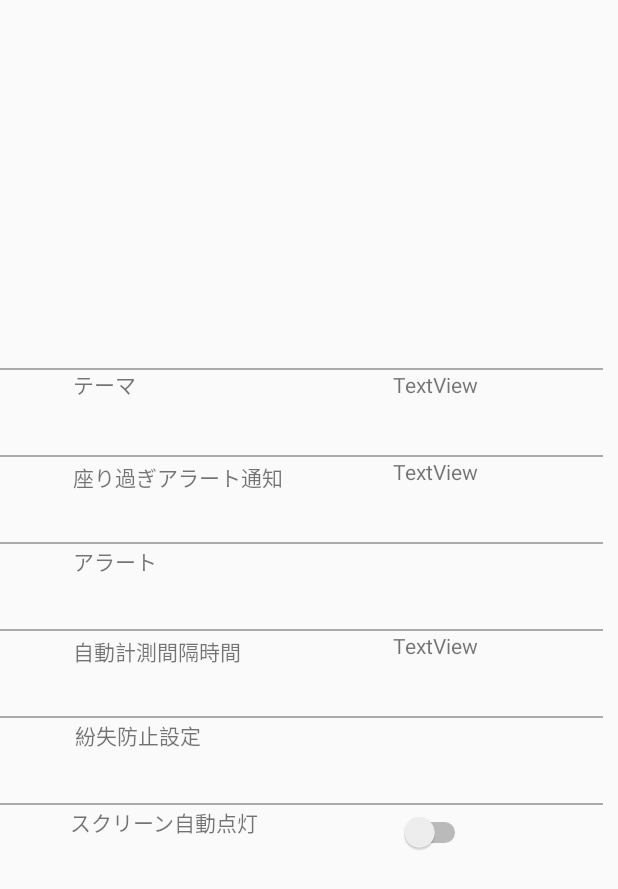
After one commit to sunhe17/QTHealth_Android, an Android app: the layout activity_device_setting.xml on its own in the app's theme, with its tools: preview values and no code run, on a phone screen of 412 x 824 dp. The commit adds this screen. Shown: the top 889 px of the screen. Run offline under Robolectric (Android 15) with nearby library versions, the phone set to English and light mode, and no system bars.

```diff
--- a/app/src/main/java/qoi/myhealth/Ble/BleManager.kt
+++ b/app/src/main/java/qoi/myhealth/Ble/BleManager.kt
@@ -187,8 +187,7 @@ object BleManager {
 
     //デバイス切断
     fun disconnectToDevice(){
-        mGatt!!.close();
-        mGatt = null;
+        mGatt!!.disconnect();
     }
 
 }
--- a/app/src/main/java/qoi/myhealth/Ble/C18/C18Delegate.kt
+++ b/app/src/main/java/qoi/myhealth/Ble/C18/C18Delegate.kt
@@ -106,7 +106,7 @@ class C18Delegate(mGatt: BluetoothGatt) :
                 val tKey = C18_Setting_Key.getKey(tKey)
                 when (tKey) {
                     C18_Setting_Key.Time,C18_Setting_Key.Antilose,C18_Setting_Key.UserInfo,C18_Setting_Key.LongSite,C18_Setting_Key.DisplayBright,
-                    C18_Setting_Key.RaiseScreen,C18_Setting_Key.HeartAlarm,C18_Setting_Key.ReSet,C18_Setting_Key.Language,C18_Setting_Key.HandWear,
+                    C18_Setting_Key.RaiseScreen,C18_Setting_Key.HeartAlarm,C18_Setting_Key.HeartAutoMode,C18_Setting_Key.ReSet,C18_Setting_Key.Language,C18_Setting_Key.HandWear,
                     C18_Setting_Key.BloodRange,C18_Setting_Key.MainTheme,C18_Setting_Key.SkinColor,C18_Setting_Key.SleepMode-> {
                         val subData = buffData.array().copyOfRange(tOffset,tOffset + (tDataLen - 6))
                         val result = C18Hepler.dealAckCode(subData)
--- /dev/null
+++ b/app/src/main/res/layout/activity_device_setting.xml
@@ -0,0 +1,301 @@
+<?xml version="1.0" encoding="utf-8"?>
+<androidx.constraintlayout.widget.ConstraintLayout xmlns:android="http://schemas.android.com/apk/res/android"
+    xmlns:app="http://schemas.android.com/apk/res-auto"
+    xmlns:tools="http://schemas.android.com/tools"
+    android:layout_width="match_parent"
+    android:layout_height="match_parent"
+    tools:context=".DeviceSettingActivity">
+
+
+    <ScrollView
+        android:layout_width="429dp"
+        android:layout_height="330dp"
+        app:layout_constraintBottom_toBottomOf="parent"
+        app:layout_constraintEnd_toEndOf="parent"
+        app:layout_constraintStart_toStartOf="parent"
+        app:layout_constraintTop_toTopOf="parent"
+        app:layout_constraintVertical_bias="0.497">
+
+
+        <androidx.constraintlayout.widget.ConstraintLayout
+            android:layout_width="match_parent"
+            android:layout_height="wrap_content">
+
+            <!--テーマ-->
+            <androidx.constraintlayout.widget.ConstraintLayout
+                android:id="@+id/deviceTheme"
+                android:layout_width="410dp"
+                android:layout_height="58dp"
+
+                tools:ignore="MissingConstraints"
+                tools:layout_editor_absoluteX="2dp">
+
+                <TextView
+                    android:layout_width="153dp"
+                    android:layout_height="61dp"
+                    android:text="テーマ"
+                    app:layout_constraintBottom_toBottomOf="parent"
+                    app:layout_constraintEnd_toStartOf="@+id/themeVal"
+                    app:layout_constraintHorizontal_bias="0.487"
+                    app:layout_constraintStart_toStartOf="parent"
+                    app:layout_constraintTop_toTopOf="parent"
+                    app:layout_constraintVertical_bias="0.333" />
+
+                <TextView
+                    android:id="@+id/themeVal"
+                    android:layout_width="140dp"
+                    android:layout_height="56dp"
+                    android:text="TextView"
+                    app:layout_constraintBottom_toBottomOf="parent"
+                    app:layout_constraintEnd_toEndOf="parent"
+                    app:layout_constraintTop_toTopOf="parent" />
+
+                <View
+                    android:layout_width="fill_parent"
+                    android:layout_height="1dp"
+                    android:background="@android:color/darker_gray" />
+
+            </androidx.constraintlayout.widget.ConstraintLayout>
+
+
+            <!--座り過ぎアラート通知-->
+            <androidx.constraintlayout.widget.ConstraintLayout
+                android:id="@+id/longSite"
+                android:layout_width="410dp"
+                android:layout_height="58dp"
+                app:layout_constraintTop_toBottomOf="@+id/deviceTheme"
+                tools:ignore="MissingConstraints"
+                tools:layout_editor_absoluteX="2dp">
+
+                <TextView
+                    android:layout_width="155dp"
+                    android:layout_height="54dp"
+                    android:text="座り過ぎアラート通知"
+                    app:layout_constraintBottom_toBottomOf="parent"
+                    app:layout_constraintEnd_toStartOf="@+id/longSiteVal"
+                    app:layout_constraintHorizontal_bias="0.492"
+                    app:layout_constraintStart_toStartOf="parent"
+                    app:layout_constraintTop_toTopOf="parent"
+                    app:layout_constraintVertical_bias="1.0" />
+
+                <TextView
+                    android:id="@+id/longSiteVal"
+                    android:layout_width="140dp"
+                    android:layout_height="56dp"
+                    android:text="TextView"
+                    app:layout_constraintBottom_toBottomOf="parent"
+                    app:layout_constraintEnd_toEndOf="parent"
+                    app:layout_constraintTop_toTopOf="parent" />
+
+                <View
+                    android:layout_width="fill_parent"
+                    android:layout_height="1dp"
+                    android:background="@android:color/darker_gray" />
+
+            </androidx.constraintlayout.widget.ConstraintLayout>
+
+
+            <!--アラート-->
+            <androidx.constraintlayout.widget.ConstraintLayout
+                android:id="@+id/alert"
+                android:layout_width="410dp"
+                android:layout_height="58dp"
+                app:layout_constraintTop_toBottomOf="@+id/longSite"
+                tools:ignore="MissingConstraints"
+                tools:layout_editor_absoluteX="2dp">
+
+                <TextView
+                    android:layout_width="155dp"
+                    android:layout_height="54dp"
+                    android:text="アラート"
+                    app:layout_constraintBottom_toBottomOf="parent"
+                    app:layout_constraintEnd_toEndOf="parent"
+                    app:layout_constraintHorizontal_bias="0.223"
+                    app:layout_constraintStart_toStartOf="parent"
+                    app:layout_constraintTop_toTopOf="parent" />
+
+                <View
+                    android:layout_width="fill_parent"
+                    android:layout_height="1dp"
+                    android:background="@android:color/darker_gray" />
+
+            </androidx.constraintlayout.widget.ConstraintLayout>
+
+
+            <!--自動計測間隔時間-->
+            <androidx.constraintlayout.widget.ConstraintLayout
+                android:id="@+id/autoInterval"
+                android:layout_width="410dp"
+                android:layout_height="58dp"
+                app:layout_constraintTop_toBottomOf="@+id/alert"
+                tools:ignore="MissingConstraints"
+                tools:layout_editor_absoluteX="2dp">
+
+                <TextView
+                    android:layout_width="155dp"
+                    android:layout_height="54dp"
+                    android:text="自動計測間隔時間"
+                    app:layout_constraintBottom_toBottomOf="parent"
+                    app:layout_constraintEnd_toStartOf="@+id/autoIntervalVal"
+                    app:layout_constraintHorizontal_bias="0.492"
+                    app:layout_constraintStart_toStartOf="parent"
+                    app:layout_constraintTop_toTopOf="parent"
+                    app:layout_constraintVertical_bias="1.0" />
+
+                <TextView
+                    android:id="@+id/autoIntervalVal"
+                    android:layout_width="140dp"
+                    android:layout_height="56dp"
+                    android:text="TextView"
+                    app:layout_constraintBottom_toBottomOf="parent"
+                    app:layout_constraintEnd_toEndOf="parent"
+                    app:layout_constraintTop_toTopOf="parent" />
+
+                <View
+                    android:layout_width="fill_parent"
+                    android:layout_height="1dp"
+                    android:background="@android:color/darker_gray" />
+
+            </androidx.constraintlayout.widget.ConstraintLayout>
+
+
+            <!--紛失防止設定-->
+            <androidx.constraintlayout.widget.ConstraintLayout
+                android:id="@+id/lose"
+                android:layout_width="410dp"
+                android:layout_height="58dp"
+                app:layout_constraintTop_toBottomOf="@+id/autoInterval"
+                tools:ignore="MissingConstraints"
+                tools:layout_editor_absoluteX="2dp">
+
+                <TextView
+                    android:layout_width="155dp"
+                    android:layout_height="54dp"
+                    android:text="紛失防止設定"
+                    app:layout_constraintBottom_toBottomOf="parent"
+                    app:layout_constraintEnd_toEndOf="parent"
+                    app:layout_constraintHorizontal_bias="0.227"
+                    app:layout_constraintStart_toStartOf="parent"
+                    app:layout_constraintTop_toTopOf="parent" />
+
+                <View
+                    android:layout_width="fill_parent"
+                    android:layout_height="1dp"
+                    android:background="@android:color/darker_gray" />
+
+            </androidx.constraintlayout.widget.ConstraintLayout>
+
+            <!--スクリーン自動点灯-->
+            <androidx.constraintlayout.widget.ConstraintLayout
+                android:id="@+id/autoScreen"
+                android:layout_width="410dp"
+                android:layout_height="58dp"
+                app:layout_constraintTop_toBottomOf="@+id/lose"
+                tools:ignore="MissingConstraints"
+                tools:layout_editor_absoluteX="2dp">
+
+                <TextView
+                    android:layout_width="155dp"
+                    android:layout_height="54dp"
+                    android:text="スクリーン自動点灯"
+                    app:layout_constraintBottom_toBottomOf="parent"
+                    app:layout_constraintEnd_toStartOf="@+id/raiseDisplaySwitch"
+                    app:layout_constraintHorizontal_bias="0.47"
+                    app:layout_constraintStart_toStartOf="parent"
+                    app:layout_constraintTop_toTopOf="parent" />
+
+                <Switch
+                    android:id="@+id/raiseDisplaySwitch"
+                    android:layout_width="50dp"
+                    android:layout_height="39dp"
+                    android:layout_marginEnd="88dp"
+                    app:layout_constraintEnd_toEndOf="parent"
+                    tools:layout_editor_absoluteY="10dp" />
+
+                <View
+                    android:layout_width="fill_parent"
+                    android:layout_height="1dp"
+                    android:background="@android:color/darker_gray" />
+
+            </androidx.constraintlayout.widget.ConstraintLayout>
+
+
+            <!--着用位置-->
+            <androidx.constraintlayout.widget.ConstraintLayout
+                android:id="@+id/handWear"
+                android:layout_width="410dp"
+                android:layout_height="58dp"
+                app:layout_constraintTop_toBottomOf="@+id/autoScreen"
+                tools:ignore="MissingConstraints"
+                tools:layout_editor_absoluteX="2dp">
+
+                <TextView
+                    android:layout_width="155dp"
+                    android:layout_height="54dp"
+                    android:text="着用位置"
+                    app:layout_constraintBottom_toBottomOf="parent"
+                    app:layout_constraintEnd_toStartOf="@+id/handWearVal"
+                    app:layout_constraintHorizontal_bias="0.492"
+                    app:layout_constraintStart_toStartOf="parent"
+                    app:layout_constraintTop_toTopOf="parent"
+                    app:layout_constraintVertical_bias="1.0" />
+
+                <TextView
+                    android:id="@+id/handWearVal"
+                    android:layout_width="140dp"
+                    android:layout_height="56dp"
+                    android:text="TextView"
+                    app:layout_constraintBottom_toBottomOf="parent"
+                    app:layout_constraintEnd_toEndOf="parent"
+                    app:layout_constraintTop_toTopOf="parent" />
+
+                <View
+                    android:layout_width="fill_parent"
+                    android:layout_height="1dp"
+                    android:background="@android:color/darker_gray" />
+
+            </androidx.constraintlayout.widget.ConstraintLayout>
+
+
+            <!--画面の明るさ-->
+            <androidx.constraintlayout.widget.ConstraintLayout
+                android:id="@+id/screenBright"
+                android:layout_width="410dp"
+                android:layout_height="58dp"
+                app:layout_constraintTop_toBottomOf="@+id/handWear"
+                tools:ignore="MissingConstraints"
+                tools:layout_editor_absoluteX="2dp">
+
+                <TextView
+                    android:layout_width="155dp"
+                    android:layout_height="54dp"
+                    android:text="スクリーンの明るさ"
+                    app:layout_constraintBottom_toBottomOf="parent"
+                    app:layout_constraintEnd_toStartOf="@+id/screenBrightVal"
+                    app:layout_constraintHorizontal_bias="0.492"
+                    app:layout_constraintStart_toStartOf="parent"
+                    app:layout_constraintTop_toTopOf="parent"
+                    app:layout_constraintVertical_bias="1.0" />
+
+                <TextView
+                    android:id="@+id/screenBrightVal"
+                    android:layout_width="140dp"
+                    android:layout_height="56dp"
+                    android:text="TextView"
+                    app:layout_constraintBottom_toBottomOf="parent"
+                    app:layout_constraintEnd_toEndOf="parent"
+                    app:layout_constraintTop_toTopOf="parent" />
+
+                <View
+                    android:layout_width="fill_parent"
+                    android:layout_height="1dp"
+                    android:background="@android:color/darker_gray" />
+
+            </androidx.constraintlayout.widget.ConstraintLayout>
+
+
+        </androidx.constraintlayout.widget.ConstraintLayout>
+    </ScrollView>
+
+
+</androidx.constraintlayout.widget.ConstraintLayout>
```
Also changed, not shown: app/src/main/java/qoi/myhealth/BaseActivity.kt (added, +25 -0 lines), app/src/main/java/qoi/myhealth/DeviceScanActivity.kt (+13 -3 lines), app/src/main/java/qoi/myhealth/DeviceSettingActivity.kt (added, +156 -0 lines), app/src/main/java/qoi/myhealth/MainActivity.kt (+41 -16 lines), app/src/main/res/layout/activity_main.xml (+26 -0 lines), 1 other file.
